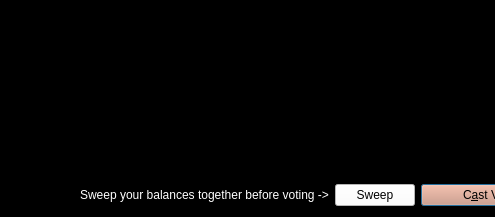
First picture: the form in src/qt/forms/votingdialog.ui, repository NoirX/NoirShares-v2-old, before the edit; both pictures show x 221 to 716 and y 0 to 217 of the 803 by 217 pixel window.
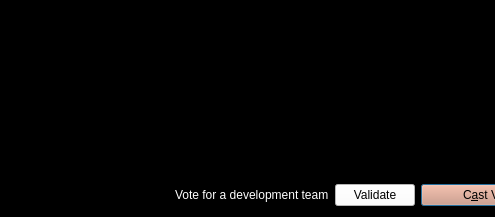
Second picture: the form after the edit. Icons and pictures are not drawn.

```diff
--- a/src/qt/forms/votingdialog.ui
+++ b/src/qt/forms/votingdialog.ui
@@ -145,7 +145,7 @@
      <item>
       <widget class="QLabel" name="sweepLabel">
        <property name="text">
-        <string>Sweep your balances together before voting -&gt;</string>
+        <string>Vote for a development team</string>
        </property>
        <property name="textFormat">
         <enum>Qt::PlainText</enum>
@@ -159,7 +159,7 @@
 color: rgb(0, 0, 0);</string>
        </property>
        <property name="text">
-        <string>Sweep</string>
+        <string>Validate</string>
        </property>
        <property name="icon">
         <iconset resource="../bitcoin.qrc">
```
